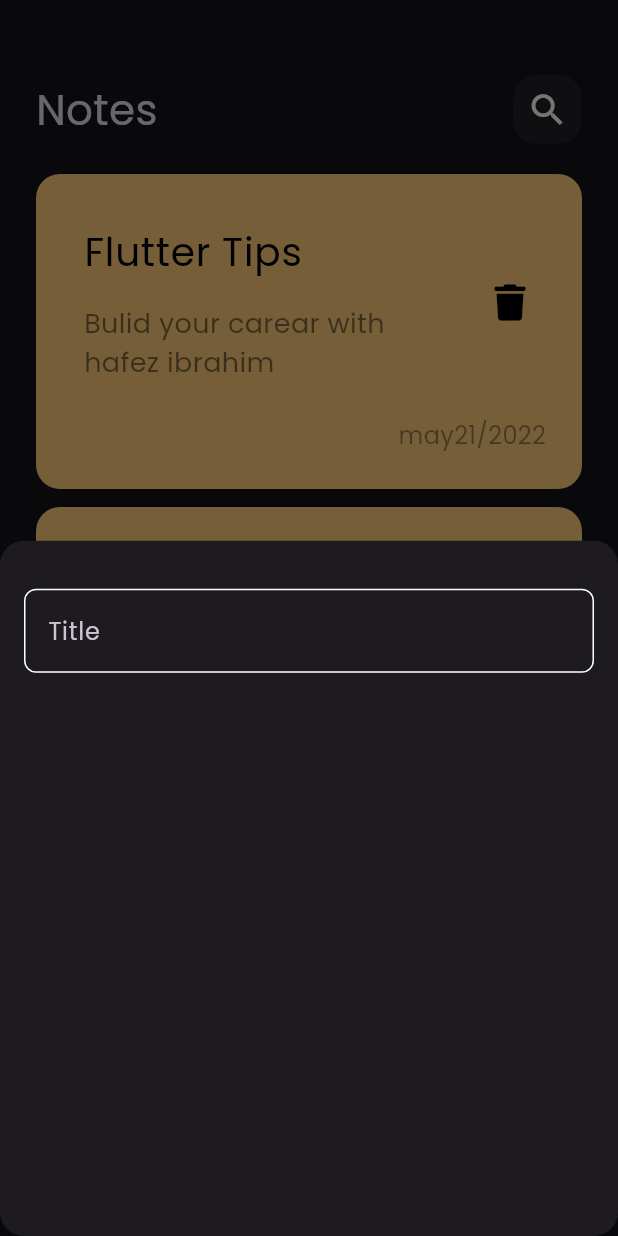
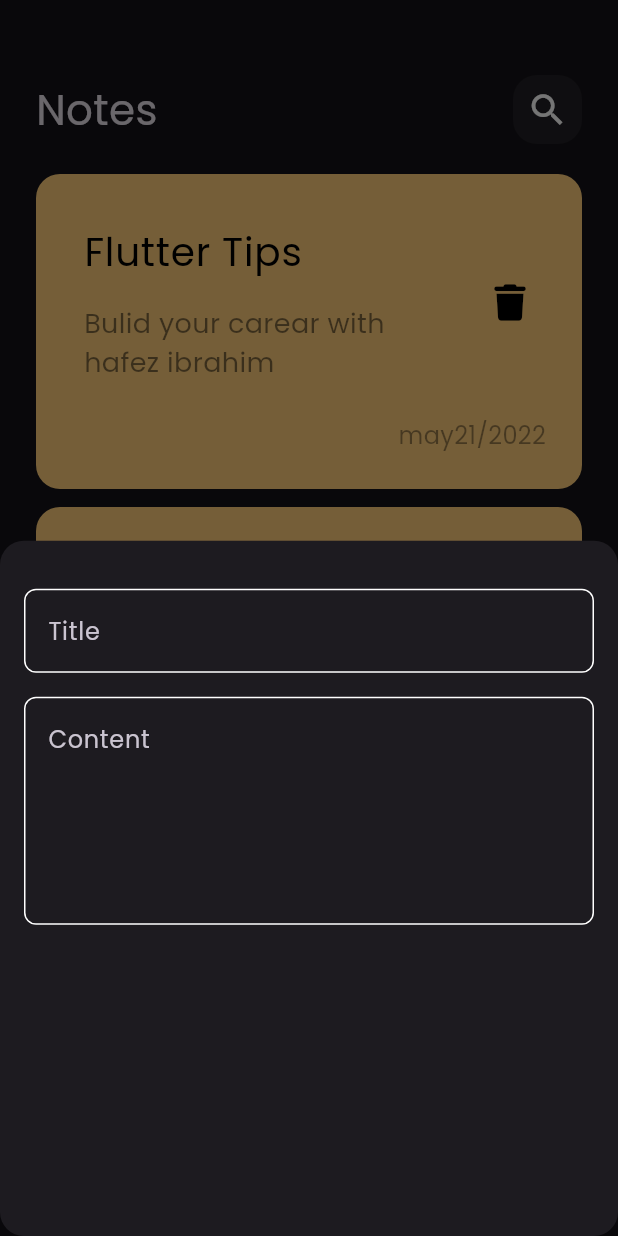
Before and after one commit to hafezelahwany/notes_app, a Flutter app: the screen it shows after launch, after a tap on the "add" icon, on a phone screen of 412 x 824 dp. Run offline on Flutter 3.47's test engine with Material 3 defaults, Android fonts, the phone set to English and light mode, and no system bars; our stand-ins replace font_awesome_flutter.

Commit message:
add field to buttom sheet

```diff
--- a/lib/widgets/add_note_button_sheet.dart
+++ b/lib/widgets/add_note_button_sheet.dart
@@ -13,7 +13,13 @@ class AddNoteButtonSheet extends StatelessWidget {
           SizedBox(
             height: 32,
           ),
-          CustomTextField(),
+          CustomTextField(
+            hint: 'Title',
+          ),
+          SizedBox(
+            height: 16,
+          ),
+          CustomTextField(hint: 'Content', maxLines: 5)
         ],
       ),
     );
--- a/lib/widgets/custom_text_field.dart
+++ b/lib/widgets/custom_text_field.dart
@@ -2,14 +2,16 @@ import 'package:flutter/material.dart';
 import 'package:note_app/widgets/constants.dart';
 
 class CustomTextField extends StatelessWidget {
-  const CustomTextField({super.key});
-
+  const CustomTextField({super.key, required this.hint, this.maxLines = 1});
+  final String hint;
+  final int maxLines;
   @override
   Widget build(BuildContext context) {
     return TextField(
+      maxLines: maxLines,
       cursorColor: kPrimaryColor,
       decoration: InputDecoration(
-        hintText: 'Title',
+        hintText: hint,
         // hintStyle: const TextStyle(color: kPrimaryColor),
         border: buildBorder(),
         enabledBorder: buildBorder(),
```
